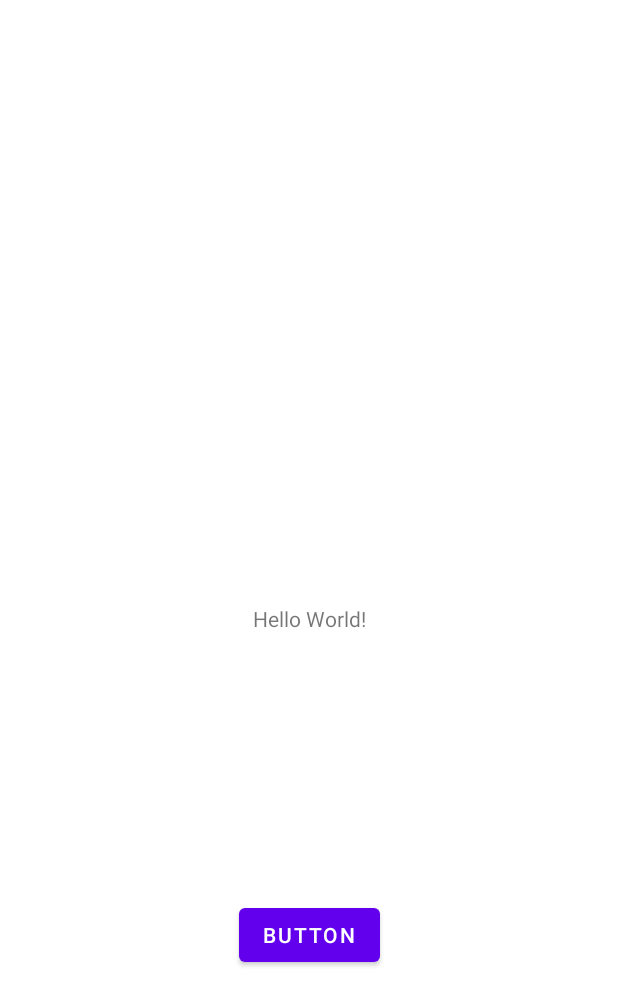
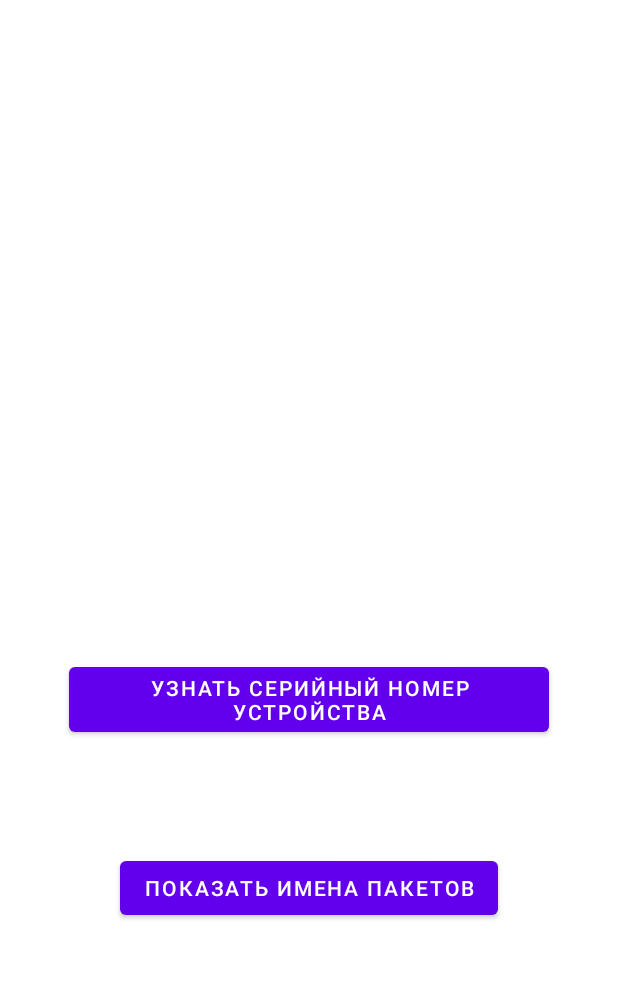
Before and after one commit to Dukree/StudyLibrary, an Android app: the layout activity_main.xml on its own in the app's theme, with its tools: preview values and no code run, on a phone screen of 412 x 824 dp. Shown: the top 1006 px of the screen. Run offline under Robolectric (Android 15) with nearby library versions, the phone set to English and light mode, and no system bars.

Commit message:
Third commit

```diff
--- a/app/src/main/AndroidManifest.xml
+++ b/app/src/main/AndroidManifest.xml
@@ -21,7 +21,6 @@
                 <category android:name="android.intent.category.LAUNCHER" />
             </intent-filter>
         </activity>
-        <activity android:name=".SerialNumber"/>
     </application>
 
 </manifest>
--- a/app/src/main/res/layout/activity_main.xml
+++ b/app/src/main/res/layout/activity_main.xml
@@ -10,20 +10,71 @@
         android:id="@+id/sample_text"
         android:layout_width="wrap_content"
         android:layout_height="wrap_content"
-        android:text="Hello World!"
         app:layout_constraintBottom_toBottomOf="parent"
         app:layout_constraintLeft_toLeftOf="parent"
         app:layout_constraintRight_toRightOf="parent"
-        app:layout_constraintTop_toTopOf="parent" />
+        app:layout_constraintTop_toTopOf="parent"
+        app:layout_constraintVertical_bias="0.110000014" />
 
     <Button
         android:id="@+id/button"
         android:layout_width="wrap_content"
         android:layout_height="wrap_content"
-        android:text="Button"
+        android:text="@string/getString"
         app:layout_constraintBottom_toBottomOf="parent"
         app:layout_constraintEnd_toEndOf="parent"
         app:layout_constraintStart_toStartOf="parent"
         app:layout_constraintTop_toBottomOf="@+id/sample_text" />
 
+    <Button
+        android:id="@+id/button2"
+        android:layout_width="wrap_content"
+        android:layout_height="wrap_content"
+        android:layout_marginBottom="208dp"
+        android:text="@string/getPackages"
+        app:layout_constraintBottom_toBottomOf="parent"
+        app:layout_constraintEnd_toEndOf="parent"
+        app:layout_constraintHorizontal_bias="0.498"
+        app:layout_constraintStart_toStartOf="parent" />
+
+    <TextView
+        android:id="@+id/textView"
+        android:layout_width="wrap_content"
+        android:layout_height="wrap_content"
+        android:layout_marginTop="126dp"
+        android:layout_marginBottom="242dp"
+        android:text="TextView"
+        android:visibility="gone"
+        app:layout_constraintBottom_toTopOf="@+id/button"
+        app:layout_constraintEnd_toEndOf="parent"
+        app:layout_constraintStart_toStartOf="parent"
+        app:layout_constraintTop_toTopOf="parent" />
+
+    <TextView
+        android:id="@+id/textView2"
+        android:layout_width="wrap_content"
+        android:layout_height="wrap_content"
+        android:layout_marginTop="173dp"
+        android:layout_marginBottom="195dp"
+        android:text="TextView"
+        android:visibility="gone"
+        app:layout_constraintBottom_toTopOf="@+id/button"
+        app:layout_constraintEnd_toEndOf="parent"
+        app:layout_constraintStart_toStartOf="parent"
+        app:layout_constraintTop_toTopOf="parent" />
+
+    <TextView
+        android:id="@+id/textView3"
+        android:layout_width="wrap_content"
+        android:layout_height="wrap_content"
+        android:layout_marginBottom="105dp"
+        android:text="TextView"
+        android:visibility="gone"
+        app:layout_constraintBottom_toBottomOf="parent"
+        app:layout_constraintEnd_toEndOf="parent"
+        app:layout_constraintHorizontal_bias="0.501"
+        app:layout_constraintStart_toStartOf="parent"
+        app:layout_constraintTop_toTopOf="parent"
+        app:layout_constraintVertical_bias="0.372" />
+
 </androidx.constraintlayout.widget.ConstraintLayout>
--- a/app/src/main/res/values/strings.xml
+++ b/app/src/main/res/values/strings.xml
@@ -1,3 +1,5 @@
 <resources>
     <string name="app_name">StudyLibrary</string>
+    <string name="getString">Узнать серийный номер устройства</string>
+    <string name="getPackages">Показать имена пакетов</string>
 </resources>
```
Also changed, not shown: app/src/main/java/com/max/studylibrary/MainActivity.kt (+11 -9 lines), app/src/main/java/com/max/studylibrary/Package.kt (added, +31 -0 lines), app/src/main/java/com/max/studylibrary/SerialNumber.kt (+7 -6 lines), 1 other file.
